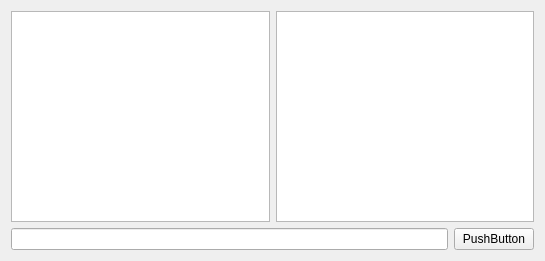
Old version of the form db_lab1/Nevajno_kak.ui in the repository Iverian/Cpp_lab1.
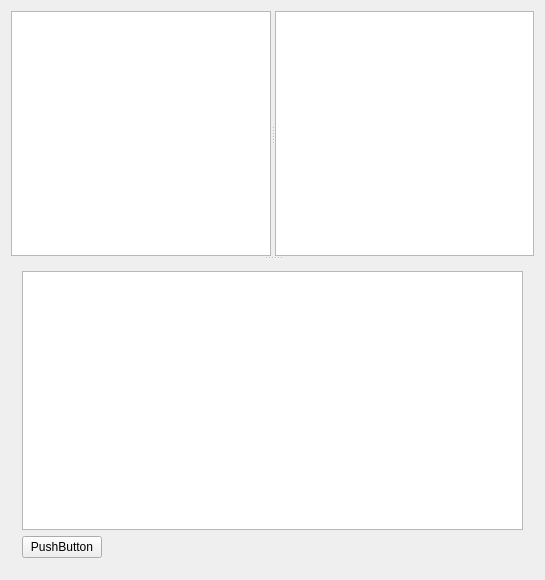
New version of the form.

Commit message: completed cpp_dz12 and modified db_lab1 with QPlainTextEdit instead of QLineEdit

```diff
--- a/db_lab1/Nevajno_kak.ui
+++ b/db_lab1/Nevajno_kak.ui
@@ -7,7 +7,7 @@
     <x>0</x>
     <y>0</y>
     <width>545</width>
-    <height>261</height>
+    <height>580</height>
    </rect>
   </property>
   <property name="sizePolicy">
@@ -26,20 +26,40 @@
      <verstretch>0</verstretch>
     </sizepolicy>
    </property>
-   <layout class="QGridLayout" name="gridLayout_2">
+   <layout class="QGridLayout" name="gridLayout">
     <item row="0" column="0">
-     <layout class="QGridLayout" name="gridLayout">
-      <item row="1" column="0">
-       <layout class="QHBoxLayout" name="horizontalLayout_2">
+     <widget class="QSplitter" name="splitter_2">
+      <property name="orientation">
+       <enum>Qt::Vertical</enum>
+      </property>
+      <widget class="QSplitter" name="splitter">
+       <property name="orientation">
+        <enum>Qt::Horizontal</enum>
+       </property>
+       <widget class="QListView" name="listView">
+        <property name="sizePolicy">
+         <sizepolicy hsizetype="Preferred" vsizetype="Preferred">
+          <horstretch>0</horstretch>
+          <verstretch>0</verstretch>
+         </sizepolicy>
+        </property>
+        <property name="editTriggers">
+         <set>QAbstractItemView::NoEditTriggers</set>
+        </property>
+       </widget>
+       <widget class="QTableView" name="tableView">
+        <property name="sizePolicy">
+         <sizepolicy hsizetype="Preferred" vsizetype="Preferred">
+          <horstretch>0</horstretch>
+          <verstretch>0</verstretch>
+         </sizepolicy>
+        </property>
+       </widget>
+      </widget>
+      <widget class="QWidget" name="">
+       <layout class="QVBoxLayout" name="verticalLayout">
         <item>
-         <widget class="QLineEdit" name="lineEdit">
-          <property name="sizePolicy">
-           <sizepolicy hsizetype="Expanding" vsizetype="Fixed">
-            <horstretch>0</horstretch>
-            <verstretch>0</verstretch>
-           </sizepolicy>
-          </property>
-         </widget>
+         <widget class="QPlainTextEdit" name="queryInput"/>
         </item>
         <item>
          <widget class="QPushButton" name="pushButton">
@@ -55,35 +75,8 @@
          </widget>
         </item>
        </layout>
-      </item>
-      <item row="0" column="0">
-       <layout class="QHBoxLayout" name="horizontalLayout">
-        <item>
-         <widget class="QListView" name="listView">
-          <property name="sizePolicy">
-           <sizepolicy hsizetype="Preferred" vsizetype="Preferred">
-            <horstretch>0</horstretch>
-            <verstretch>0</verstretch>
-           </sizepolicy>
-          </property>
-          <property name="editTriggers">
-           <set>QAbstractItemView::NoEditTriggers</set>
-          </property>
-         </widget>
-        </item>
-        <item>
-         <widget class="QTableView" name="tableView">
-          <property name="sizePolicy">
-           <sizepolicy hsizetype="Preferred" vsizetype="Preferred">
-            <horstretch>0</horstretch>
-            <verstretch>0</verstretch>
-           </sizepolicy>
-          </property>
-         </widget>
-        </item>
-       </layout>
-      </item>
-     </layout>
+      </widget>
+     </widget>
     </item>
    </layout>
   </widget>
```
Left out of the diff: 2 changed lines with no effect on the pictures. The commit also changes 8 other files.
